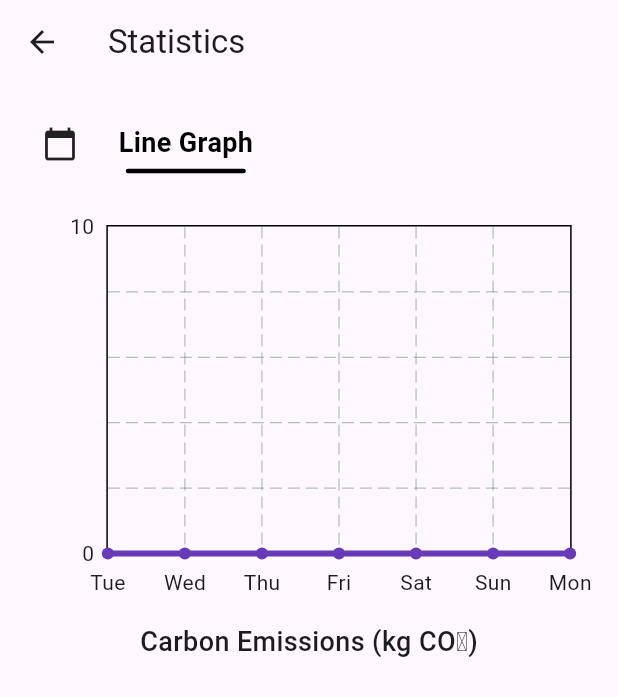
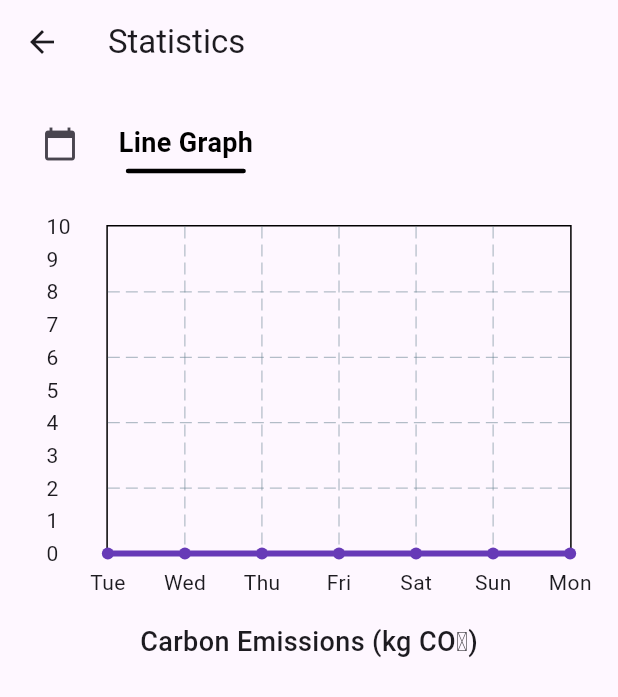
Before and after one commit to wentingcoding960206/Carbon-Tracker, a Flutter app: the SettingsScreen screen opened directly, after a tap on "Statistics", on a phone screen of 412 x 824 dp. Shown: the top 697 px of the screen. Run offline on Flutter 3.47's test engine with Material 3 defaults, Android fonts, the phone set to English and light mode, and no system bars; drawn by our look-alikes of fl_chart; our stand-ins replace audioplayers, cloud_firestore, firebase_auth, geolocator, google_maps_flutter, image_picker and 4 more; missing offline and left inert: record; accounts and stored records are empty.

Commit message:
combined most stuff

```diff
--- a/lib/AppSettings.dart
+++ b/lib/AppSettings.dart
@@ -1,3 +1,4 @@
+import 'package:carbon_tracker/settings.dart';
 import 'package:carbon_tracker/statistics.dart';
 import 'package:flutter/material.dart';
 import 'package:shared_preferences/shared_preferences.dart';
@@ -111,32 +112,27 @@
               const SizedBox(height: 20),
 
               // 🔽 Sections
-              SectionsSettings(
-                nameSectionsSettings: 'Personal Information',
-                iconsSectionsSettings: Icons.person_2_outlined,
-                onPressed: () => print("Personal Infomation"),
-              ),
-              SectionsSettings(
-                nameSectionsSettings: 'Notifications',
-                iconsSectionsSettings: Icons.notification_add_outlined,
-                onPressed: () => print("Notifications"),
-              ),
+
+
               SectionsSettings(
                 nameSectionsSettings: 'Statistics',
                 iconsSectionsSettings: Icons.history,
-                onPressed: (){
+                onPressed: () {
                   Navigator.push(
                     context,
-                    MaterialPageRoute(
-                      builder: (context) => const Statistics(),
-                    ),
+                    MaterialPageRoute(builder: (context) => const Statistics()),
                   );
                 },
               ),
               SectionsSettings(
-                nameSectionsSettings: 'About Us & Attributes',
+                nameSectionsSettings: 'Privacy and Sharing',
                 iconsSectionsSettings: Icons.info_outline,
-                onPressed: () => print("Attributes"),
+                onPressed: () {Navigator.push(
+                    context,
+                    MaterialPageRoute(
+                      builder: (context) => const SettingsPage(),
+                    ),
+                  );},
               ),
             ],
           ),
--- a/lib/calender_filter_button.dart
+++ b/lib/calender_filter_button.dart
@@ -1,4 +1,4 @@
-import 'package:flutter/material.dart';
+/*import 'package:flutter/material.dart';
 
 class CalendarFilterButton extends StatelessWidget {
   final VoidCallback onCalendarPressed;
@@ -33,4 +33,26 @@
       ),
     );
   }
+}*/
+
+import 'package:flutter/material.dart';
+
+class CalendarFilterButton extends StatelessWidget {
+  final VoidCallback onCalendarPressed;
+
+  const CalendarFilterButton({
+    super.key,
+    required this.onCalendarPressed,
+  });
+
+  @override
+  Widget build(BuildContext context) {
+    return Padding(
+      padding: const EdgeInsets.only(bottom: 6),
+      child: IconButton(
+        icon: const Icon(Icons.calendar_today),
+        onPressed: onCalendarPressed,
+      ),
+    );
+  }
 }
--- a/lib/line_graph.dart
+++ b/lib/line_graph.dart
@@ -92,6 +92,20 @@
   Widget build(BuildContext context) {
     final labels = weekdayLabels;
 
+    final maxEmission = emissionsLast7Days.reduce((a, b) => a > b ? a : b);
+
+
+    double interval;
+    if (maxEmission <= 10) {
+      interval = 1;
+    } else if (maxEmission <= 100) {
+      interval = 10;
+    } else if (maxEmission <= 1000) {
+      interval = 100;
+    } else {
+      interval = 500;
+    }
+
     return Column(
       children: [
         SizedBox(
@@ -121,10 +135,18 @@
                 leftTitles: AxisTitles(
                   sideTitles: SideTitles(
                     showTitles: true,
-                    interval: 10,
+                    interval: interval,
                     reservedSize: 40,
+                    getTitlesWidget: (value, meta) {
+                      if (value % 1 == 0) {
+                        // only show whole numbers
+                        return Text(value.toInt().toString());
+                      }
+                      return const SizedBox.shrink();
+                    },
                   ),
                 ),
+
                 topTitles: AxisTitles(
                   sideTitles: SideTitles(showTitles: false),
                 ),
```
Also changed, not shown: lib/home_page.dart (+6 -3 lines), lib/timelineui.dart (+8 -6 lines).
